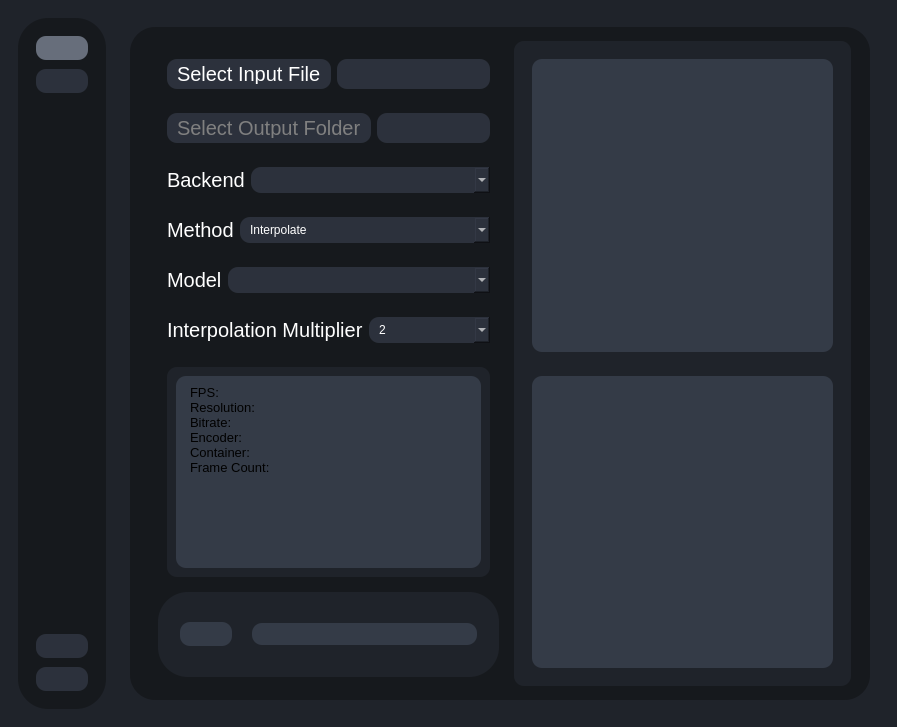
TNTwise/REAL-Video-Enhancer, file testRVEInterface.ui: the form before one commit.
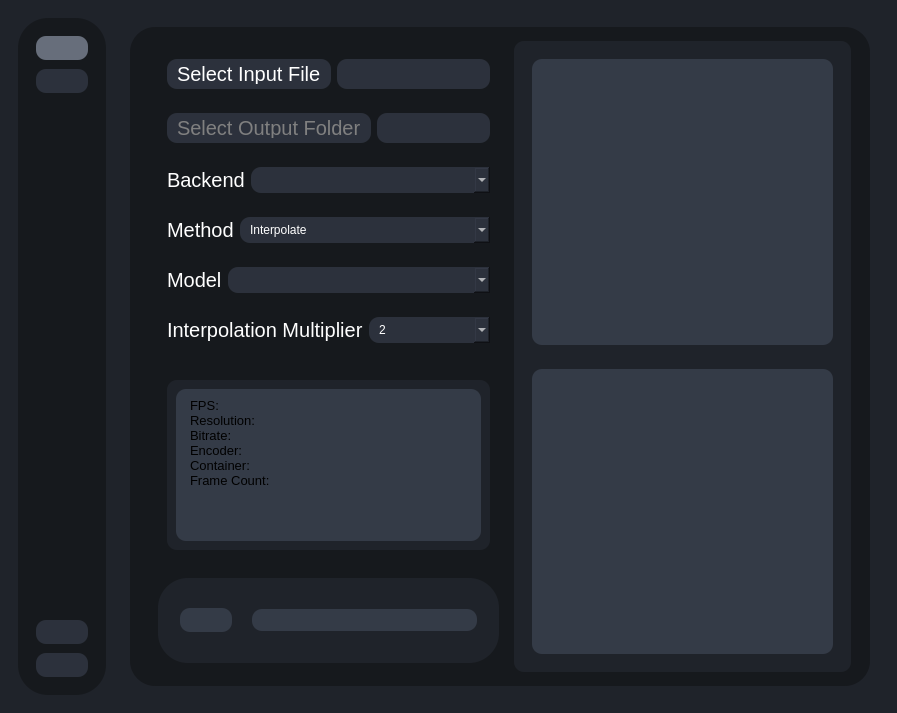
The form after the commit. The open tabs and pages were chosen to show the change. Icons and pictures are not drawn.

Commit message: adjust window size

The edit to the form file:
```diff
--- a/testRVEInterface.ui
+++ b/testRVEInterface.ui
@@ -794,7 +794,13 @@
                       <property name="minimumSize">
                        <size>
                         <width>0</width>
-                        <height>200</height>
+                        <height>170</height>
+                       </size>
+                      </property>
+                      <property name="maximumSize">
+                       <size>
+                        <width>16777215</width>
+                        <height>170</height>
                        </size>
                       </property>
                       <property name="styleSheet">
@@ -815,13 +821,13 @@
                          <property name="minimumSize">
                           <size>
                            <width>0</width>
-                           <height>180</height>
+                           <height>150</height>
                           </size>
                          </property>
                          <property name="maximumSize">
                           <size>
                            <width>16777215</width>
-                           <height>16777215</height>
+                           <height>160</height>
                           </size>
                          </property>
                          <property name="accessibleDescription">
```
The commit also changes 1 other file.
